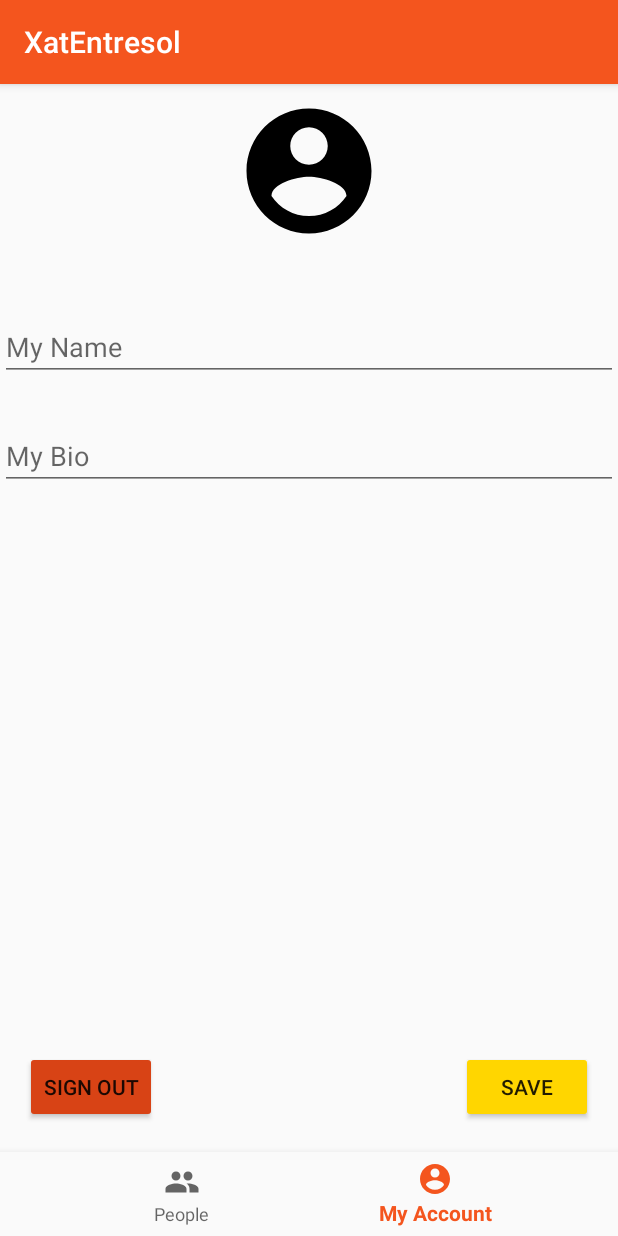
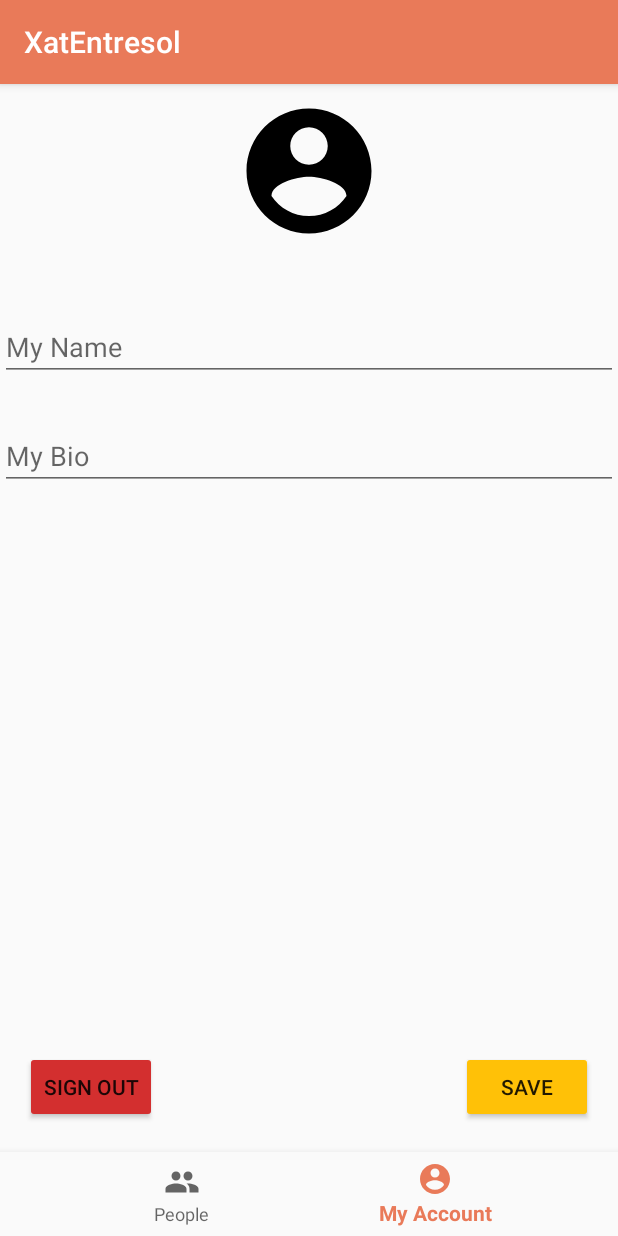
Before and after one commit to jordiguzman/ChatEntresol, an Android app: the screen it shows after launch once a user with an empty profile is signed in (MainActivity), item 2 of the bottom bar chosen, on a phone screen of 412 x 824 dp. Run offline under Robolectric (Android 15) with nearby library versions, the phone set to English and light mode, and no system bars; our stand-ins replace Firebase (no records; nobody signed in at launch, a user with empty details on screens opened directly); libraries missing offline, so code that uses them is left out: com.firebase.ui, com.xwray.groupie; 3 statements that could not run were skipped.

Commit message:
Some stuff

```diff
--- a/app/build.gradle
+++ b/app/build.gradle
@@ -60,6 +60,8 @@ dependencies {
     implementation 'com.google.firebase:firebase-messaging:17.3.0'
     implementation 'com.google.android.gms:play-services-auth:16.0.0'
 
+    implementation 'com.squareup.picasso:picasso:2.71828'
+
 
 
     implementation 'com.xwray:groupie:2.1.0'
--- a/app/src/main/java/appkite/jordiguzman/com/xatentresol/AppConstants.kt
+++ b/app/src/main/java/appkite/jordiguzman/com/xatentresol/AppConstants.kt
@@ -3,4 +3,5 @@ package appkite.jordiguzman.com.xatentresol
 object AppConstants {
     const val USER_NAME = "USER_NAME"
     const val USER_ID = "USER_ID"
+    const val USER_PHOTO = "USER_PHOTO"
 }
--- a/app/src/main/java/appkite/jordiguzman/com/xatentresol/SignInActivity.kt
+++ b/app/src/main/java/appkite/jordiguzman/com/xatentresol/SignInActivity.kt
@@ -35,6 +35,7 @@ class SignInActivity : AppCompatActivity() {
                     .setLogo(R.drawable.ic_logo)
                     .build()
             startActivityForResult(intent, RC_SIGN_IN)
+
         }
     }
 
@@ -48,7 +49,6 @@ class SignInActivity : AppCompatActivity() {
                 val progressDialog = indeterminateProgressDialog("Setting up your account")
                 FirestoreUtil.initCurrentUserIfFirstTime {
                     startActivity(intentFor<MainActivity>().newTask().clearTask())
-
 
                     progressDialog.dismiss()
                 }
--- a/app/src/main/java/appkite/jordiguzman/com/xatentresol/fragment/PeopleFragment.kt
+++ b/app/src/main/java/appkite/jordiguzman/com/xatentresol/fragment/PeopleFragment.kt
@@ -72,6 +72,8 @@ class PeopleFragment : Fragment() {
             startActivity<ChatActivity>(
                     AppConstants.USER_NAME to item.person.name,
                     AppConstants.USER_ID to item.userId
+
+
             )
         }
     }
--- a/app/src/main/java/appkite/jordiguzman/com/xatentresol/model/ImageMessage.kt
+++ b/app/src/main/java/appkite/jordiguzman/com/xatentresol/model/ImageMessage.kt
@@ -4,10 +4,13 @@ import java.util.*
 
 
 data class ImageMessage(val imagePath: String,
+
                         override val time: Date,
                         override val senderId: String,
+                        override val recipientId: String,
+                        override val senderName: String,
                         override val type: String = MessageType.IMAGE)
     : Message {
-    constructor() : this("", Date(0), "")
+    constructor() : this("",Date(0), "", "", "")
 
 }
--- a/app/src/main/java/appkite/jordiguzman/com/xatentresol/model/Message.kt
+++ b/app/src/main/java/appkite/jordiguzman/com/xatentresol/model/Message.kt
@@ -11,6 +11,8 @@ object MessageType{
 interface Message{
     val time: Date
     val senderId: String
+    val recipientId: String
+    val senderName: String
     val type: String
 
 }
--- a/app/src/main/java/appkite/jordiguzman/com/xatentresol/recyclerview/item/ImageMessageItem.kt
+++ b/app/src/main/java/appkite/jordiguzman/com/xatentresol/recyclerview/item/ImageMessageItem.kt
@@ -15,6 +15,8 @@ class ImageMessageItem (val message: ImageMessage,
 
     override fun bind(viewHolder: ViewHolder, position: Int) {
         super.bind(viewHolder, position)
+
+
         GlideApp.with(context)
                 .load(StorageUtil.pathToReference(message.imagePath))
                 .placeholder(R.drawable.ic_image_black_24dp)
--- a/app/src/main/java/appkite/jordiguzman/com/xatentresol/util/FirestoreUtil.kt
+++ b/app/src/main/java/appkite/jordiguzman/com/xatentresol/util/FirestoreUtil.kt
@@ -127,4 +127,6 @@ object FirestoreUtil {
                 .add(message)
 
     }
+
+
 }
--- a/app/src/main/res/layout/activity_chat.xml
+++ b/app/src/main/res/layout/activity_chat.xml
@@ -4,7 +4,7 @@
     xmlns:tools="http://schemas.android.com/tools"
     android:layout_width="match_parent"
     android:layout_height="match_parent"
-    android:background="#EEEEEE"
+    android:background="@color/background"
     tools:context="appkite.jordiguzman.com.xatentresol.ChatActivity">
 
     <android.support.v7.widget.RecyclerView
@@ -46,7 +46,7 @@
             android:layout_marginBottom="8dp"
             android:layout_marginEnd="8dp"
             android:layout_toEndOf="@id/fab_send_image"
-            android:background="@drawable/rect_oval_white"
+            android:background="@drawable/edit_text_rounded"
             android:elevation="2dp"
             android:hint="Fire your message"
             android:padding="8dp" />
--- a/app/src/main/res/values/colors.xml
+++ b/app/src/main/res/values/colors.xml
@@ -1,6 +1,18 @@
 <?xml version="1.0" encoding="utf-8"?>
 <resources>
-    <color name="colorPrimary">#F4551E</color>
+    <!--<color name="colorPrimary">#F4551E</color>
     <color name="colorPrimaryDark">#D84315</color>
-    <color name="colorAccent">#FFD600</color>
+    <color name="colorAccent">#FFD600</color>-->
+
+
+    <color name="colorPrimaryDark">#D32F2F</color>
+    <color name="colorAccent">#FFC107</color>
+    <color name="primary_text">#212121</color>
+    <color name="secondary_text">#757575</color>
+    <color name="icons">#FFFFFF</color>
+    <color name="divider">#BDBDBD</color>
+
+    <color name="background">#d7dec0</color>
+    <color name="primary_light">#fdf8d7</color>
+    <color name="colorPrimary">#e97a59</color>
 </resources>
```
Also changed, not shown: app/src/main/AndroidManifest.xml (+6 -2 lines), app/src/main/java/appkite/jordiguzman/com/xatentresol/ChatActivity.kt (+22 -4 lines), app/src/main/java/appkite/jordiguzman/com/xatentresol/model/TextMessage.kt (+7 -5 lines), app/src/main/java/appkite/jordiguzman/com/xatentresol/util/StorageUtil.kt (+14 -0 lines), app/src/main/res/drawable/edit_text_rounded.xml (added, +7 -0 lines).
